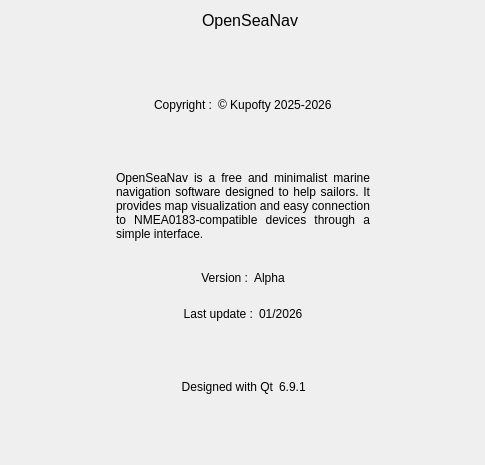
Above: src/menu_bar/about/menubar_about.ui from Kupofty/OpenSeaNav before the change. Below: the same form after it.
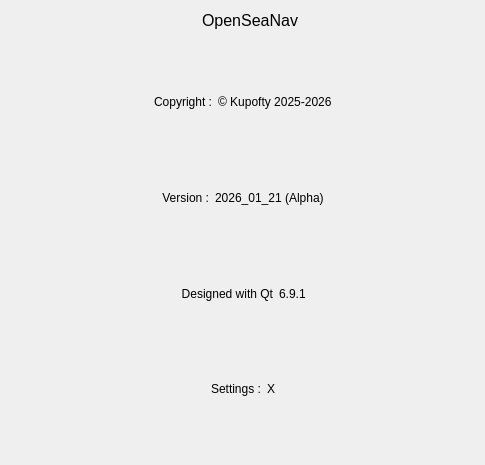
That is the form after the change. Icons and pictures are not drawn.

Commit message: add settings file path in "About" window

What changed in the file:
```diff
--- a/src/menu_bar/about/menubar_about.ui
+++ b/src/menu_bar/about/menubar_about.ui
@@ -14,31 +14,58 @@
    <string>Dialog</string>
   </property>
   <layout class="QGridLayout" name="gridLayout">
-   <item row="0" column="3">
-    <spacer name="horizontalSpacer_4">
-     <property name="orientation">
-      <enum>Qt::Orientation::Horizontal</enum>
+   <item row="4" column="1">
+    <layout class="QHBoxLayout" name="horizontalLayout_3">
+     <property name="topMargin">
+      <number>0</number>
      </property>
-     <property name="sizeHint" stdset="0">
-      <size>
-       <width>40</width>
-       <height>20</height>
-      </size>
-     </property>
-    </spacer>
-   </item>
-   <item row="0" column="0">
-    <spacer name="horizontalSpacer_3">
-     <property name="orientation">
-      <enum>Qt::Orientation::Horizontal</enum>
-     </property>
-     <property name="sizeHint" stdset="0">
-      <size>
-       <width>40</width>
-       <height>20</height>
-      </size>
-     </property>
-    </spacer>
+     <item>
+      <spacer name="horizontalSpacer_9">
+       <property name="orientation">
+        <enum>Qt::Orientation::Horizontal</enum>
+       </property>
+       <property name="sizeHint" stdset="0">
+        <size>
+         <width>40</width>
+         <height>20</height>
+        </size>
+       </property>
+      </spacer>
+     </item>
+     <item>
+      <widget class="QLabel" name="label_3">
+       <property name="text">
+        <string>Version :</string>
+       </property>
+       <property name="alignment">
+        <set>Qt::AlignmentFlag::AlignRight|Qt::AlignmentFlag::AlignTrailing|Qt::AlignmentFlag::AlignVCenter</set>
+       </property>
+       <property name="wordWrap">
+        <bool>true</bool>
+       </property>
+      </widget>
+     </item>
+     <item>
+      <widget class="QLabel" name="label_9">
+       <property name="text">
+        <string notr="true">2026_01_21 (Alpha)</string>
+       </property>
+      </widget>
+     </item>
+     <item>
+      <spacer name="horizontalSpacer_10">
+       <property name="orientation">
+        <enum>Qt::Orientation::Horizontal</enum>
+       </property>
+       <property name="sizeHint" stdset="0">
+        <size>
+         <width>40</width>
+         <height>20</height>
+        </size>
+       </property>
+      </spacer>
+     </item>
+    </layout>
    </item>
    <item row="0" column="1">
     <layout class="QHBoxLayout" name="horizontalLayout">
@@ -119,7 +146,20 @@
      </item>
     </layout>
    </item>
-   <item row="10" column="1">
+   <item row="0" column="3">
+    <spacer name="horizontalSpacer_4">
+     <property name="orientation">
+      <enum>Qt::Orientation::Horizontal</enum>
+     </property>
+     <property name="sizeHint" stdset="0">
+      <size>
+       <width>40</width>
+       <height>20</height>
+      </size>
+     </property>
+    </spacer>
+   </item>
+   <item row="9" column="1">
     <spacer name="verticalSpacer_2">
      <property name="orientation">
       <enum>Qt::Orientation::Vertical</enum>
@@ -135,7 +175,83 @@
      </property>
     </spacer>
    </item>
+   <item row="1" column="1">
+    <spacer name="verticalSpacer">
+     <property name="orientation">
+      <enum>Qt::Orientation::Vertical</enum>
+     </property>
+     <property name="sizeType">
+      <enum>QSizePolicy::Policy::Fixed</enum>
+     </property>
+     <property name="sizeHint" stdset="0">
+      <size>
+       <width>20</width>
+       <height>20</height>
+      </size>
+     </property>
+    </spacer>
+   </item>
    <item row="7" column="1">
+    <layout class="QHBoxLayout" name="horizontalLayout_6">
+     <item>
+      <spacer name="horizontalSpacer_13">
+       <property name="orientation">
+        <enum>Qt::Orientation::Horizontal</enum>
+       </property>
+       <property name="sizeHint" stdset="0">
+        <size>
+         <width>40</width>
+         <height>20</height>
+        </size>
+       </property>
+      </spacer>
+     </item>
+     <item>
+      <widget class="QLabel" name="label_12">
+       <property name="text">
+        <string>Settings :</string>
+       </property>
+      </widget>
+     </item>
+     <item>
+      <widget class="QLabel" name="label_config_files_path">
+       <property name="text">
+        <string notr="true">X</string>
+       </property>
+       <property name="alignment">
+        <set>Qt::AlignmentFlag::AlignCenter</set>
+       </property>
+      </widget>
+     </item>
+     <item>
+      <spacer name="horizontalSpacer_14">
+       <property name="orientation">
+        <enum>Qt::Orientation::Horizontal</enum>
+       </property>
+       <property name="sizeHint" stdset="0">
+        <size>
+         <width>40</width>
+         <height>20</height>
+        </size>
+       </property>
+      </spacer>
+     </item>
+    </layout>
+   </item>
+   <item row="0" column="0">
+    <spacer name="horizontalSpacer_3">
+     <property name="orientation">
+      <enum>Qt::Orientation::Horizontal</enum>
+     </property>
+     <property name="sizeHint" stdset="0">
+      <size>
+       <width>40</width>
+       <height>20</height>
+      </size>
+     </property>
+    </spacer>
+   </item>
+   <item row="6" column="1">
     <layout class="QHBoxLayout" name="horizontalLayout_4">
      <item>
       <spacer name="horizontalSpacer_5">
@@ -182,137 +298,6 @@
      </item>
     </layout>
    </item>
-   <item row="1" column="1">
-    <spacer name="verticalSpacer">
-     <property name="orientation">
-      <enum>Qt::Orientation::Vertical</enum>
-     </property>
-     <property name="sizeType">
-      <enum>QSizePolicy::Policy::Fixed</enum>
-     </property>
-     <property name="sizeHint" stdset="0">
-      <size>
-       <width>20</width>
-       <height>20</height>
-      </size>
-     </property>
-    </spacer>
-   </item>
-   <item row="5" column="1">
-    <widget class="QFrame" name="verticalFrame">
-     <property name="sizePolicy">
-      <sizepolicy hsizetype="Preferred" vsizetype="Maximum">
-       <horstretch>0</horstretch>
-       <verstretch>0</verstretch>
-      </sizepolicy>
-     </property>
-     <layout class="QVBoxLayout" name="verticalLayout">
-      <item>
-       <layout class="QHBoxLayout" name="horizontalLayout_3">
-        <property name="topMargin">
-         <number>0</number>
-        </property>
-        <item>
-         <spacer name="horizontalSpacer_9">
-          <property name="orientation">
-           <enum>Qt::Orientation::Horizontal</enum>
-          </property>
-          <property name="sizeHint" stdset="0">
-           <size>
-            <width>40</width>
-            <height>20</height>
-           </size>
-          </property>
-         </spacer>
-        </item>
-        <item>
-         <widget class="QLabel" name="label_3">
-          <property name="text">
-           <string>Version :</string>
-          </property>
-          <property name="alignment">
-           <set>Qt::AlignmentFlag::AlignRight|Qt::AlignmentFlag::AlignTrailing|Qt::AlignmentFlag::AlignVCenter</set>
-          </property>
-          <property name="wordWrap">
-           <bool>true</bool>
-          </property>
-         </widget>
-        </item>
-        <item>
-         <widget class="QLabel" name="label_9">
-          <property name="text">
-           <string notr="true">Alpha</string>
-          </property>
-         </widget>
-        </item>
-        <item>
-         <spacer name="horizontalSpacer_10">
-          <property name="orientation">
-           <enum>Qt::Orientation::Horizontal</enum>
-          </property>
-          <property name="sizeHint" stdset="0">
-           <size>
-            <width>40</width>
-            <height>20</height>
-           </size>
-          </property>
-         </spacer>
-        </item>
-       </layout>
-      </item>
-      <item>
-       <layout class="QHBoxLayout" name="horizontalLayout_2">
-        <property name="topMargin">
-         <number>10</number>
-        </property>
-        <item>
-         <spacer name="horizontalSpacer_7">
-          <property name="orientation">
-           <enum>Qt::Orientation::Horizontal</enum>
-          </property>
-          <property name="sizeHint" stdset="0">
-           <size>
-            <width>40</width>
-            <height>20</height>
-           </size>
-          </property>
-         </spacer>
-        </item>
-        <item>
-         <widget class="QLabel" name="label_5">
-          <property name="text">
-           <string>Last update :</string>
-          </property>
-          <property name="alignment">
-           <set>Qt::AlignmentFlag::AlignRight|Qt::AlignmentFlag::AlignTrailing|Qt::AlignmentFlag::AlignVCenter</set>
-          </property>
-         </widget>
-        </item>
-        <item>
-         <widget class="QLabel" name="label_8">
-          <property name="text">
-           <string notr="true">01/2026</string>
-          </property>
-         </widget>
-        </item>
-        <item>
-         <spacer name="horizontalSpacer_8">
-          <property name="orientation">
-           <enum>Qt::Orientation::Horizontal</enum>
-          </property>
-          <property name="sizeHint" stdset="0">
-           <size>
-            <width>40</width>
-            <height>20</height>
-           </size>
-          </property>
-         </spacer>
-        </item>
-       </layout>
-      </item>
-     </layout>
-    </widget>
-   </item>
    <item row="3" column="1">
     <layout class="QHBoxLayout" name="horizontalLayout_5">
      <item>
@@ -360,41 +345,6 @@
      </item>
     </layout>
    </item>
-   <item row="4" column="1">
-    <layout class="QVBoxLayout" name="verticalLayout_2">
-     <property name="leftMargin">
-      <number>9</number>
-     </property>
-     <property name="topMargin">
-      <number>9</number>
-     </property>
-     <property name="rightMargin">
-      <number>9</number>
-     </property>
-     <property name="bottomMargin">
-      <number>9</number>
-     </property>
-     <item>
-      <widget class="QLabel" name="label_7">
-       <property name="maximumSize">
-        <size>
-         <width>260</width>
-         <height>16777215</height>
-        </size>
-       </property>
-       <property name="text">
-        <string>OpenSeaNav is a free and minimalist marine navigation software designed to help sailors. It provides map visualization and easy connection to NMEA0183-compatible devices through a simple interface.</string>
-       </property>
-       <property name="alignment">
-        <set>Qt::AlignmentFlag::AlignJustify|Qt::AlignmentFlag::AlignVCenter</set>
-       </property>
-       <property name="wordWrap">
-        <bool>true</bool>
-       </property>
-      </widget>
-     </item>
-    </layout>
-   </item>
   </layout>
  </widget>
  <resources>
```
The commit also changes 5 other files.
